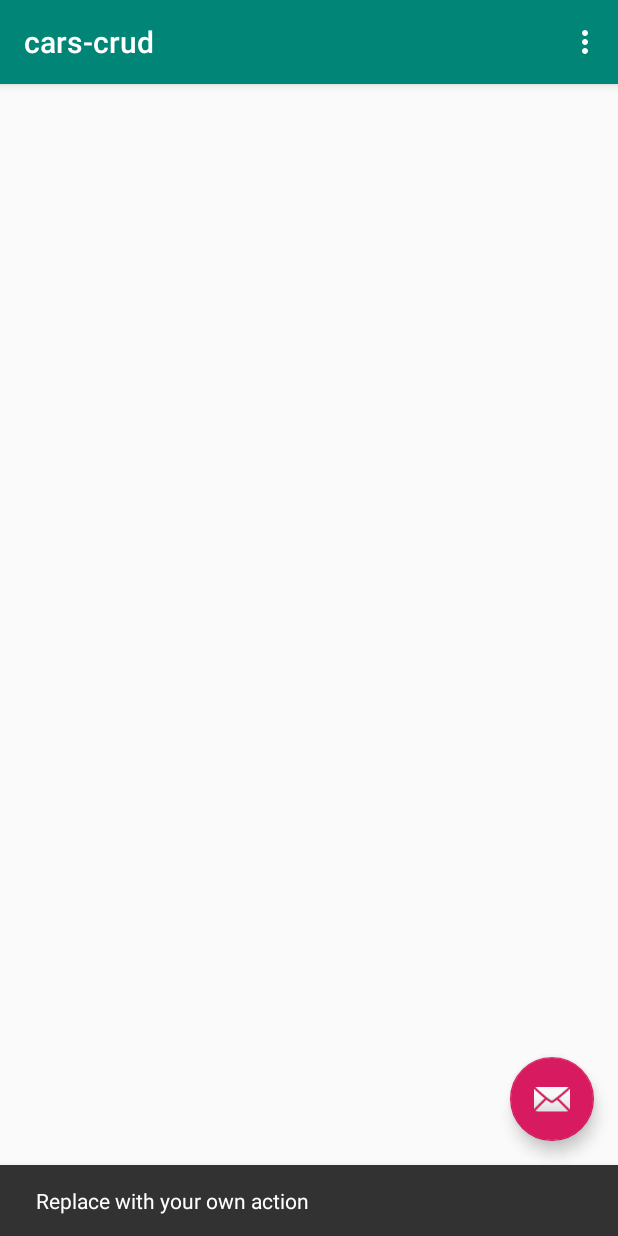
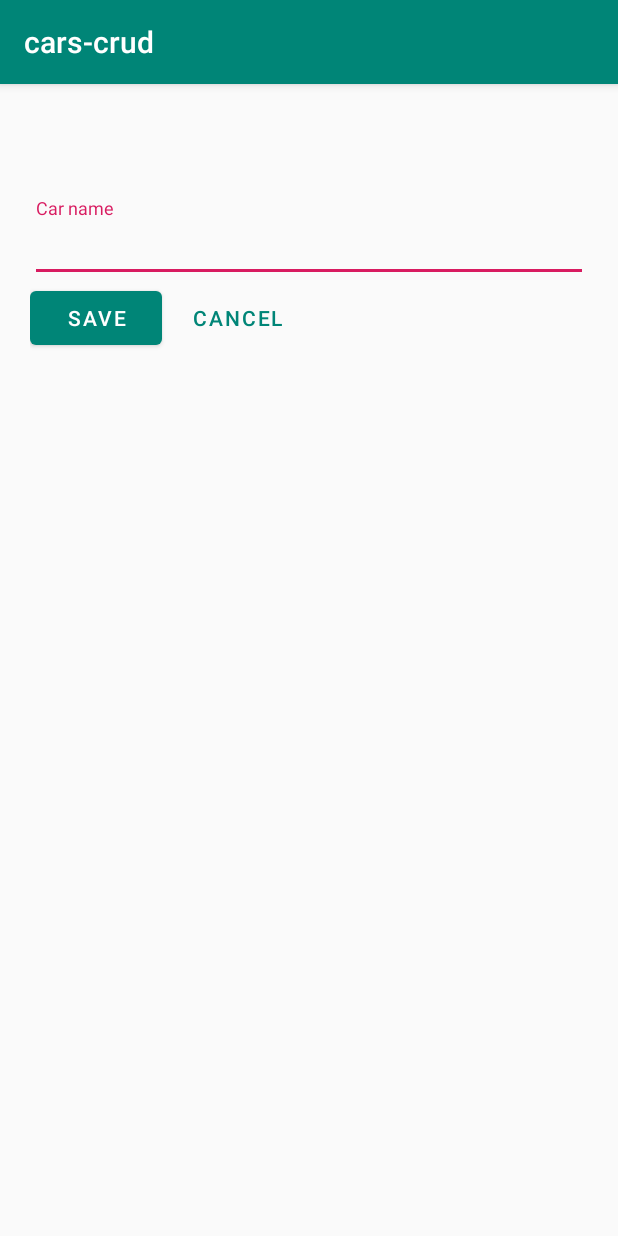
Before and after one commit to Rasonakima/CarsCRUD-Android, an Android app: the screen it shows after launch (MainActivity before the commit, CarAddActivity after it), after a tap on an icon or button, on a phone screen of 412 x 824 dp. Run offline under Robolectric (Android 15) with nearby library versions, the phone set to English and light mode, and no system bars; our stand-ins replace Volley; libraries missing offline, so code that uses them is left out: com.giphy.sdk; network calls fail; 2 statements that could not run were skipped.

Commit message:
Added save new car

```diff
--- a/app/src/main/AndroidManifest.xml
+++ b/app/src/main/AndroidManifest.xml
@@ -11,7 +11,8 @@
         android:roundIcon="@mipmap/ic_launcher_round"
         android:supportsRtl="true"
         android:theme="@style/AppTheme">
-        <activity android:name=".CarEditActivity"></activity>
+        <activity android:name=".CarAddActivity"></activity>
+        <activity android:name=".CarEditActivity" />
         <activity
             android:name=".MainActivity"
             android:label="@string/app_name"
--- /dev/null
+++ b/app/src/main/java/com/example/cars_crud/CarAddActivity.java
@@ -0,0 +1,73 @@
+package com.example.cars_crud;
+
+import android.os.Bundle;
+import android.view.View;
+import android.widget.Button;
+import android.widget.EditText;
+import android.widget.Toast;
+
+import androidx.appcompat.app.AppCompatActivity;
+
+import com.android.volley.Request;
+import com.android.volley.Response;
+import com.android.volley.VolleyError;
+import com.android.volley.toolbox.JsonObjectRequest;
+import com.google.gson.Gson;
+
+import org.json.JSONException;
+import org.json.JSONObject;
+
+public class CarAddActivity extends AppCompatActivity {
+    Car car;
+    EditText editText;
+    Button addBtn, cancelBtn;
+
+    @Override
+    protected void onCreate(Bundle savedInstanceState) {
+        super.onCreate(savedInstanceState);
+        setContentView(R.layout.activity_car_add);
+
+        editText = findViewById(R.id.carName);
+
+        addBtn = findViewById(R.id.addBtn);
+        addBtn.setOnClickListener(new View.OnClickListener() {
+            @Override
+            public void onClick(View view) {
+                saveCar();
+            }
+        });
+
+        cancelBtn = findViewById(R.id.cancelBtn);
+        cancelBtn.setOnClickListener(new View.OnClickListener() {
+            @Override
+            public void onClick(View view) {
+                finish();
+            }
+        });
+    }
+
+    private void saveCar() {
+        car = new Car();
+        car.setName(editText.getText().toString());
+        JSONObject jsonObject = null;
+        try {
+            jsonObject = new JSONObject(new Gson().toJson(car));
+        } catch (JSONException e) {
+            e.printStackTrace();
+        }
+        JsonObjectRequest jsonObjectRequest = new JsonObjectRequest(Request.Method.POST, MainActivity.carApi, jsonObject, new Response.Listener<JSONObject>() {
+            @Override
+            public void onResponse(JSONObject response) {
+                Toast.makeText(CarAddActivity.this, "Saved", Toast.LENGTH_SHORT).show();
+                finish();
+            }
+        }, new Response.ErrorListener() {
+            @Override
+            public void onErrorResponse(VolleyError error) {
+                Toast.makeText(CarAddActivity.this, error.getMessage(), Toast.LENGTH_LONG).show();
+            }
+        });
+
+        VolleySingleton.getInstance(this).addToRequestQueue(jsonObjectRequest);
+    }
+}
--- a/app/src/main/java/com/example/cars_crud/CarEditActivity.java
+++ b/app/src/main/java/com/example/cars_crud/CarEditActivity.java
@@ -38,7 +38,7 @@ public class CarEditActivity extends AppCompatActivity {
     Car car;
     EditText editText;
     GifView gifView;
-    Button editBtn,deleteBtn, cancelBtn;
+    Button editBtn, deleteBtn, cancelBtn;
 
     @Override
     protected void onCreate(Bundle savedInstanceState) {
@@ -108,7 +108,7 @@ public class CarEditActivity extends AppCompatActivity {
         VolleySingleton.getInstance(this).addToRequestQueue(jsonObjectRequest);
     }
 
-    private void deleteCar(Long id){
+    private void deleteCar(Long id) {
         BooleanRequest booleanRequest = new BooleanRequest(Request.Method.DELETE, MainActivity.carApi + "/" + id, null, new Response.Listener<Boolean>() {
             @Override
             public void onResponse(Boolean response) {
--- a/app/src/main/java/com/example/cars_crud/MainActivity.java
+++ b/app/src/main/java/com/example/cars_crud/MainActivity.java
@@ -1,5 +1,6 @@
 package com.example.cars_crud;
 
+import android.content.Intent;
 import android.os.Bundle;
 import android.view.Menu;
 import android.view.MenuItem;
@@ -54,8 +55,7 @@ public class MainActivity extends AppCompatActivity {
         fab.setOnClickListener(new View.OnClickListener() {
             @Override
             public void onClick(View view) {
-                Snackbar.make(view, "Replace with your own action", Snackbar.LENGTH_LONG)
-                        .setAction("Action", null).show();
+                view.getContext().startActivity(new Intent(view.getContext(),CarAddActivity.class));
             }
         });
     }
--- /dev/null
+++ b/app/src/main/res/drawable/ic_add_white_24dp.xml
@@ -0,0 +1,5 @@
+<vector android:height="24dp" android:tint="#FFFFFF"
+    android:viewportHeight="24.0" android:viewportWidth="24.0"
+    android:width="24dp" xmlns:android="http://schemas.android.com/apk/res/android">
+    <path android:fillColor="#FF000000" android:pathData="M19,13h-6v6h-2v-6H5v-2h6V5h2v6h6v2z"/>
+</vector>
--- /dev/null
+++ b/app/src/main/res/layout/activity_car_add.xml
@@ -0,0 +1,58 @@
+<?xml version="1.0" encoding="utf-8"?>
+<androidx.coordinatorlayout.widget.CoordinatorLayout xmlns:android="http://schemas.android.com/apk/res/android"
+    xmlns:app="http://schemas.android.com/apk/res-auto"
+    xmlns:tools="http://schemas.android.com/tools"
+    android:layout_width="match_parent"
+    android:layout_height="match_parent"
+    tools:context=".CarAddActivity">
+
+    <LinearLayout
+        android:layout_width="match_parent"
+        android:layout_height="match_parent"
+        android:layout_marginTop="?attr/actionBarSize"
+        android:orientation="vertical"
+        android:paddingLeft="20dp"
+        android:paddingRight="20dp"
+        android:paddingTop="20dp">
+
+        <com.google.android.material.textfield.TextInputLayout
+            android:layout_width="match_parent"
+            android:layout_height="wrap_content">
+
+            <EditText
+                android:id="@+id/carName"
+                android:layout_width="match_parent"
+                android:layout_height="wrap_content"
+                android:inputType="text"
+                android:singleLine="true"
+                android:hint="Car name">
+
+            </EditText>
+        </com.google.android.material.textfield.TextInputLayout>
+
+        <LinearLayout
+            android:layout_width="match_parent"
+            android:layout_height="wrap_content">
+
+            <com.google.android.material.button.MaterialButton
+                android:id="@+id/addBtn"
+                android:layout_width="wrap_content"
+                android:layout_height="wrap_content"
+                android:layout_marginRight="6dp"
+                android:textAppearance="@style/TextAppearance.MaterialComponents.Button"
+                style="@style/Widget.MaterialComponents.Button"
+                android:text="Save"/>
+
+            <com.google.android.material.button.MaterialButton
+                android:id="@+id/cancelBtn"
+                android:layout_width="wrap_content"
+                android:layout_height="wrap_content"
+                android:textAppearance="@style/TextAppearance.MaterialComponents.Button"
+                style="@style/Widget.MaterialComponents.Button.TextButton"
+                android:text="Cancel"/>
+
+        </LinearLayout>
+
+    </LinearLayout>
+
+</androidx.coordinatorlayout.widget.CoordinatorLayout>
--- a/app/src/main/res/layout/activity_main.xml
+++ b/app/src/main/res/layout/activity_main.xml
@@ -28,6 +28,6 @@
         android:layout_height="wrap_content"
         android:layout_gravity="bottom|end"
         android:layout_margin="@dimen/fab_margin"
-        app:srcCompat="@android:drawable/ic_dialog_email" />
+        android:src="@drawable/ic_add_white_24dp" />
 
 </androidx.coordinatorlayout.widget.CoordinatorLayout>
```
